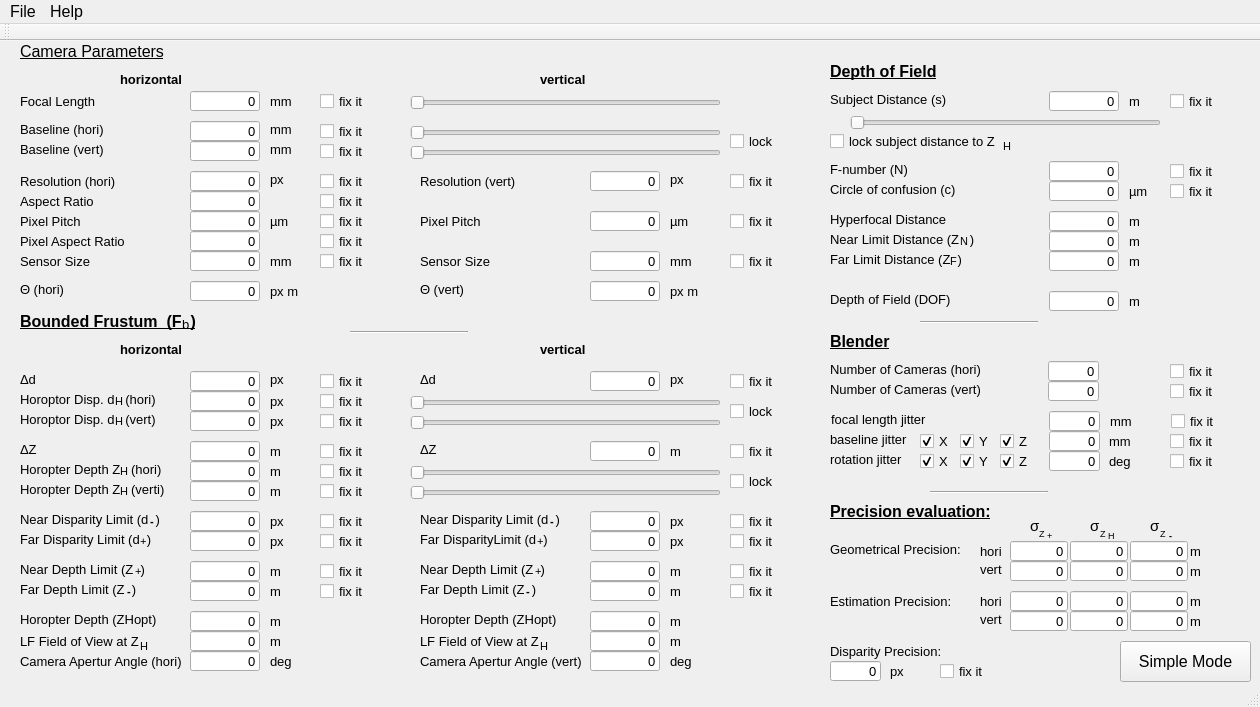
First picture: the form in gui/external/LFCamconfigurator/src/lfcamconfigurator_windows.ui, repository svenwanner/openlf, before the edit.
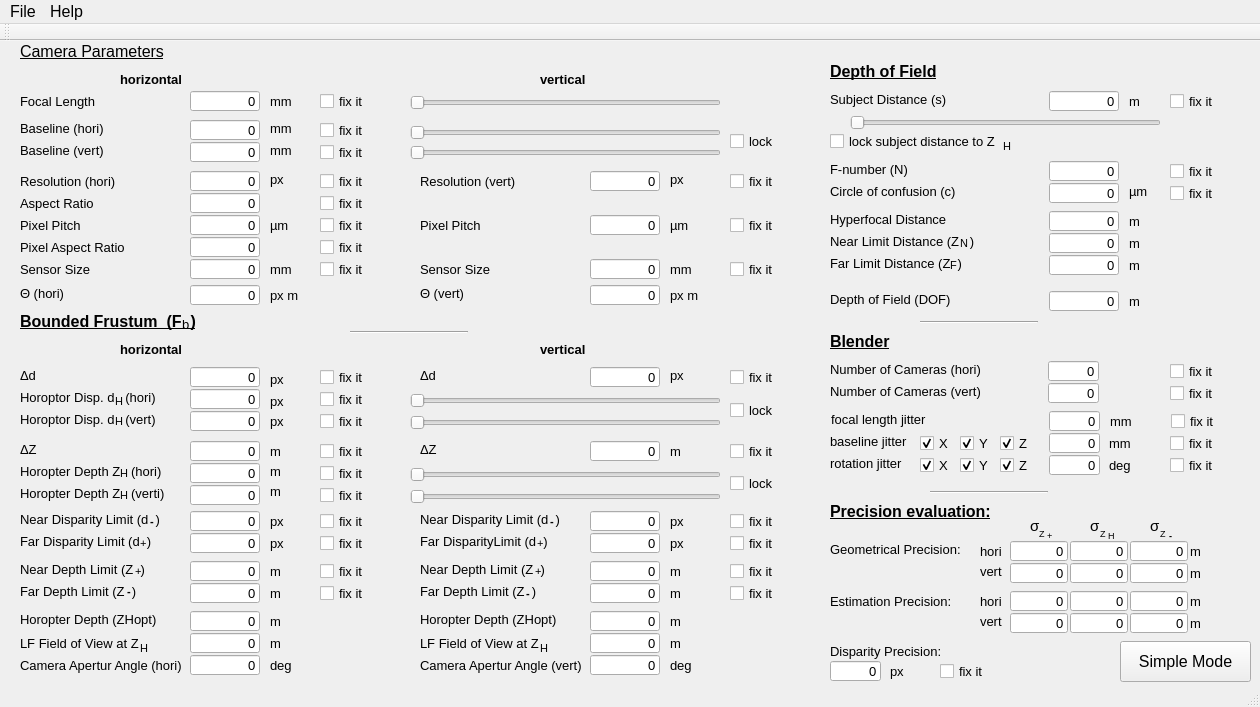
Second picture: the form after the edit.

Commit message: add lfcamconfigurator to toolbox

What changed in the file:
```diff
--- a/gui/external/LFCamconfigurator/src/lfcamconfigurator_windows.ui
+++ b/gui/external/LFCamconfigurator/src/lfcamconfigurator_windows.ui
@@ -88,7 +88,7 @@
     <property name="geometry">
      <rect>
       <x>20</x>
-      <y>150</y>
+      <y>152</y>
       <width>100</width>
       <height>21</height>
      </rect>
@@ -110,7 +110,7 @@
     <property name="geometry">
      <rect>
       <x>190</x>
-      <y>150</y>
+      <y>152</y>
       <width>70</width>
       <height>20</height>
      </rect>
@@ -154,7 +154,7 @@
     <property name="geometry">
      <rect>
       <x>190</x>
-      <y>170</y>
+      <y>174</y>
       <width>70</width>
       <height>20</height>
      </rect>
@@ -179,7 +179,7 @@
     <property name="geometry">
      <rect>
       <x>20</x>
-      <y>170</y>
+      <y>174</y>
       <width>100</width>
       <height>21</height>
      </rect>
@@ -201,7 +201,7 @@
     <property name="geometry">
      <rect>
       <x>270</x>
-      <y>210</y>
+      <y>218</y>
       <width>40</width>
       <height>20</height>
      </rect>
@@ -220,7 +220,7 @@
     <property name="geometry">
      <rect>
       <x>190</x>
-      <y>210</y>
+      <y>218</y>
       <width>70</width>
       <height>20</height>
      </rect>
@@ -245,7 +245,7 @@
     <property name="geometry">
      <rect>
       <x>20</x>
-      <y>210</y>
+      <y>218</y>
       <width>121</width>
       <height>21</height>
      </rect>
@@ -267,7 +267,7 @@
     <property name="geometry">
      <rect>
       <x>190</x>
-      <y>190</y>
+      <y>196</y>
       <width>70</width>
       <height>20</height>
      </rect>
@@ -334,7 +334,7 @@
     <property name="geometry">
      <rect>
       <x>20</x>
-      <y>190</y>
+      <y>196</y>
       <width>131</width>
       <height>21</height>
      </rect>
@@ -379,7 +379,7 @@
     <property name="geometry">
      <rect>
       <x>270</x>
-      <y>170</y>
+      <y>174</y>
       <width>40</width>
       <height>20</height>
      </rect>
@@ -398,7 +398,7 @@
     <property name="geometry">
      <rect>
       <x>20</x>
-      <y>80</y>
+      <y>79</y>
       <width>131</width>
       <height>16</height>
      </rect>
@@ -420,7 +420,7 @@
     <property name="geometry">
      <rect>
       <x>20</x>
-      <y>240</y>
+      <y>244</y>
       <width>141</width>
       <height>16</height>
      </rect>
@@ -442,7 +442,7 @@
     <property name="geometry">
      <rect>
       <x>20</x>
-      <y>540</y>
+      <y>542</y>
       <width>141</width>
       <height>16</height>
      </rect>
@@ -464,7 +464,7 @@
     <property name="geometry">
      <rect>
       <x>20</x>
-      <y>490</y>
+      <y>492</y>
       <width>151</width>
       <height>16</height>
      </rect>
@@ -554,7 +554,7 @@
     <property name="geometry">
      <rect>
       <x>20</x>
-      <y>330</y>
+      <y>326</y>
       <width>131</width>
       <height>16</height>
      </rect>
@@ -576,7 +576,7 @@
     <property name="geometry">
      <rect>
       <x>20</x>
-      <y>350</y>
+      <y>348</y>
       <width>191</width>
       <height>16</height>
      </rect>
@@ -598,7 +598,7 @@
     <property name="geometry">
      <rect>
       <x>20</x>
-      <y>420</y>
+      <y>422</y>
       <width>161</width>
       <height>16</height>
      </rect>
@@ -645,7 +645,7 @@
     <property name="geometry">
      <rect>
       <x>190</x>
-      <y>490</y>
+      <y>492</y>
       <width>70</width>
       <height>20</height>
      </rect>
@@ -670,7 +670,7 @@
     <property name="geometry">
      <rect>
       <x>270</x>
-      <y>240</y>
+      <y>244</y>
       <width>40</width>
       <height>20</height>
      </rect>
@@ -689,7 +689,7 @@
     <property name="geometry">
      <rect>
       <x>190</x>
-      <y>540</y>
+      <y>542</y>
       <width>70</width>
       <height>20</height>
      </rect>
@@ -714,7 +714,7 @@
     <property name="geometry">
      <rect>
       <x>270</x>
-      <y>540</y>
+      <y>542</y>
       <width>40</width>
       <height>20</height>
      </rect>
@@ -733,7 +733,7 @@
     <property name="geometry">
      <rect>
       <x>270</x>
-      <y>80</y>
+      <y>79</y>
       <width>40</width>
       <height>16</height>
      </rect>
@@ -790,7 +790,7 @@
     <property name="geometry">
      <rect>
       <x>190</x>
-      <y>420</y>
+      <y>422</y>
       <width>70</width>
       <height>20</height>
      </rect>
@@ -815,7 +815,7 @@
     <property name="geometry">
      <rect>
       <x>190</x>
-      <y>80</y>
+      <y>79</y>
       <width>70</width>
       <height>20</height>
      </rect>
@@ -846,7 +846,7 @@
     <property name="geometry">
      <rect>
       <x>190</x>
-      <y>240</y>
+      <y>244</y>
       <width>70</width>
       <height>20</height>
      </rect>
@@ -915,7 +915,7 @@
     <property name="geometry">
      <rect>
       <x>270</x>
-      <y>490</y>
+      <y>492</y>
       <width>40</width>
       <height>20</height>
      </rect>
@@ -978,7 +978,7 @@
     <property name="geometry">
      <rect>
       <x>190</x>
-      <y>330</y>
+      <y>326</y>
       <width>70</width>
       <height>20</height>
      </rect>
@@ -1044,7 +1044,7 @@
     <property name="geometry">
      <rect>
       <x>190</x>
-      <y>350</y>
+      <y>348</y>
       <width>70</width>
       <height>20</height>
      </rect>
@@ -1088,7 +1088,7 @@
     <property name="geometry">
      <rect>
       <x>320</x>
-      <y>150</y>
+      <y>152</y>
       <width>79</width>
       <height>21</height>
      </rect>
@@ -1107,7 +1107,7 @@
     <property name="geometry">
      <rect>
       <x>320</x>
-      <y>170</y>
+      <y>174</y>
       <width>79</width>
       <height>21</height>
      </rect>
@@ -1126,7 +1126,7 @@
     <property name="geometry">
      <rect>
       <x>320</x>
-      <y>190</y>
+      <y>196</y>
       <width>79</width>
       <height>21</height>
      </rect>
@@ -1145,7 +1145,7 @@
     <property name="geometry">
      <rect>
       <x>320</x>
-      <y>80</y>
+      <y>79</y>
       <width>79</width>
       <height>21</height>
      </rect>
@@ -1164,7 +1164,7 @@
     <property name="geometry">
      <rect>
       <x>320</x>
-      <y>210</y>
+      <y>218</y>
       <width>79</width>
       <height>21</height>
      </rect>
@@ -1201,7 +1201,7 @@
     <property name="geometry">
      <rect>
       <x>320</x>
-      <y>540</y>
+      <y>542</y>
       <width>79</width>
       <height>21</height>
      </rect>
@@ -1258,7 +1258,7 @@
     <property name="geometry">
      <rect>
       <x>320</x>
-      <y>350</y>
+      <y>348</y>
       <width>79</width>
       <height>21</height>
      </rect>
@@ -1296,7 +1296,7 @@
     <property name="geometry">
      <rect>
       <x>320</x>
-      <y>490</y>
+      <y>492</y>
       <width>79</width>
       <height>21</height>
      </rect>
@@ -1315,7 +1315,7 @@
     <property name="geometry">
      <rect>
       <x>320</x>
-      <y>330</y>
+      <y>326</y>
       <width>79</width>
       <height>21</height>
      </rect>
@@ -1334,7 +1334,7 @@
     <property name="geometry">
      <rect>
       <x>320</x>
-      <y>420</y>
+      <y>422</y>
       <width>79</width>
       <height>21</height>
      </rect>
@@ -1356,7 +1356,7 @@
     <property name="geometry">
      <rect>
       <x>190</x>
-      <y>590</y>
+      <y>592</y>
       <width>70</width>
       <height>20</height>
      </rect>
@@ -1381,7 +1381,7 @@
     <property name="geometry">
      <rect>
       <x>20</x>
-      <y>590</y>
+      <y>592</y>
       <width>151</width>
       <height>21</height>
      </rect>
@@ -1403,7 +1403,7 @@
     <property name="geometry">
      <rect>
       <x>270</x>
-      <y>590</y>
+      <y>592</y>
       <width>40</width>
       <height>20</height>
      </rect>
@@ -1542,7 +1542,7 @@
     <property name="geometry">
      <rect>
       <x>20</x>
-      <y>440</y>
+      <y>444</y>
       <width>161</width>
       <height>16</height>
      </rect>
@@ -1567,7 +1567,7 @@
     <property name="geometry">
      <rect>
       <x>590</x>
-      <y>240</y>
+      <y>244</y>
       <width>70</width>
       <height>20</height>
      </rect>
@@ -1592,7 +1592,7 @@
     <property name="geometry">
      <rect>
       <x>730</x>
-      <y>330</y>
+      <y>326</y>
       <width>79</width>
       <height>21</height>
      </rect>
@@ -1611,7 +1611,7 @@
     <property name="geometry">
      <rect>
       <x>420</x>
-      <y>210</y>
+      <y>218</y>
       <width>121</width>
       <height>21</height>
      </rect>
@@ -1633,7 +1633,7 @@
     <property name="geometry">
      <rect>
       <x>590</x>
-      <y>490</y>
+      <y>492</y>
       <width>70</width>
       <height>20</height>
      </rect>
@@ -1677,7 +1677,7 @@
     <property name="geometry">
      <rect>
       <x>590</x>
-      <y>540</y>
+      <y>542</y>
       <width>70</width>
       <height>20</height>
      </rect>
@@ -1702,7 +1702,7 @@
     <property name="geometry">
      <rect>
       <x>670</x>
-      <y>240</y>
+      <y>244</y>
       <width>40</width>
       <height>20</height>
      </rect>
@@ -1721,7 +1721,7 @@
     <property name="geometry">
      <rect>
       <x>590</x>
-      <y>170</y>
+      <y>174</y>
       <width>70</width>
       <height>20</height>
      </rect>
@@ -1771,7 +1771,7 @@
     <property name="geometry">
      <rect>
       <x>670</x>
-      <y>490</y>
+      <y>492</y>
       <width>40</width>
       <height>20</height>
      </rect>
@@ -1919,7 +1919,7 @@
     <property name="geometry">
      <rect>
       <x>670</x>
-      <y>330</y>
+      <y>326</y>
       <width>40</width>
       <height>16</height>
      </rect>
@@ -1938,7 +1938,7 @@
     <property name="geometry">
      <rect>
       <x>320</x>
-      <y>440</y>
+      <y>444</y>
       <width>79</width>
       <height>21</height>
      </rect>
@@ -1976,7 +1976,7 @@
     <property name="geometry">
      <rect>
       <x>190</x>
-      <y>100</y>
+      <y>101</y>
       <width>70</width>
       <height>20</height>
      </rect>
@@ -2004,7 +2004,7 @@
     <property name="geometry">
      <rect>
       <x>670</x>
-      <y>540</y>
+      <y>542</y>
       <width>40</width>
       <height>20</height>
      </rect>
@@ -2048,7 +2048,7 @@
     <property name="geometry">
      <rect>
       <x>590</x>
-      <y>330</y>
+      <y>326</y>
       <width>70</width>
       <height>20</height>
      </rect>
@@ -2095,7 +2095,7 @@
     <property name="geometry">
      <rect>
       <x>590</x>
-      <y>210</y>
+      <y>218</y>
       <width>70</width>
       <height>20</height>
      </rect>
@@ -2120,7 +2120,7 @@
     <property name="geometry">
      <rect>
       <x>420</x>
-      <y>540</y>
+      <y>542</y>
       <width>141</width>
       <height>16</height>
      </rect>
@@ -2142,7 +2142,7 @@
     <property name="geometry">
      <rect>
       <x>20</x>
-      <y>100</y>
+      <y>101</y>
       <width>131</width>
       <height>16</height>
      </rect>
@@ -2202,7 +2202,7 @@
     <property name="geometry">
      <rect>
       <x>420</x>
-      <y>590</y>
+      <y>592</y>
       <width>151</width>
       <height>21</height>
      </rect>
@@ -2224,7 +2224,7 @@
     <property name="geometry">
      <rect>
       <x>270</x>
-      <y>100</y>
+      <y>101</y>
       <width>40</width>
       <height>16</height>
      </rect>
@@ -2265,7 +2265,7 @@
     <property name="geometry">
      <rect>
       <x>320</x>
-      <y>100</y>
+      <y>101</y>
       <width>79</width>
       <height>21</height>
      </rect>
@@ -2284,7 +2284,7 @@
     <property name="geometry">
      <rect>
       <x>730</x>
-      <y>490</y>
+      <y>492</y>
       <width>79</width>
       <height>21</height>
      </rect>
@@ -2350,7 +2350,7 @@
     <property name="geometry">
      <rect>
       <x>730</x>
-      <y>170</y>
+      <y>174</y>
       <width>79</width>
       <height>21</height>
      </rect>
@@ -2391,7 +2391,7 @@
     <property name="geometry">
      <rect>
       <x>590</x>
-      <y>590</y>
+      <y>592</y>
       <width>70</width>
       <height>20</height>
      </rect>
@@ -2416,7 +2416,7 @@
     <property name="geometry">
      <rect>
       <x>420</x>
-      <y>490</y>
+      <y>492</y>
       <width>161</width>
       <height>16</height>
      </rect>
@@ -2439,7 +2439,7 @@
     <property name="geometry">
      <rect>
       <x>190</x>
-      <y>440</y>
+      <y>444</y>
       <width>70</width>
       <height>20</height>
      </rect>
@@ -2483,7 +2483,7 @@
     <property name="geometry">
      <rect>
       <x>420</x>
-      <y>330</y>
+      <y>326</y>
       <width>131</width>
       <height>16</height>
      </rect>
@@ -2533,7 +2533,7 @@
     <property name="geometry">
      <rect>
       <x>730</x>
-      <y>540</y>
+      <y>542</y>
       <width>79</width>
       <height>21</height>
      </rect>
@@ -2574,7 +2574,7 @@
     <property name="geometry">
      <rect>
       <x>730</x>
-      <y>210</y>
+      <y>218</y>
       <width>79</width>
       <height>21</height>
      </rect>
@@ -2593,7 +2593,7 @@
     <property name="geometry">
      <rect>
       <x>420</x>
-      <y>170</y>
+      <y>174</y>
       <width>100</width>
       <height>21</height>
      </rect>
@@ -2615,7 +2615,7 @@
     <property name="geometry">
      <rect>
       <x>420</x>
-      <y>240</y>
+      <y>244</y>
       <width>141</width>
       <height>16</height>
      </rect>
@@ -2659,7 +2659,7 @@
     <property name="geometry">
      <rect>
       <x>670</x>
-      <y>170</y>
+      <y>174</y>
       <width>40</width>
       <height>20</height>
      </rect>
@@ -2678,7 +2678,7 @@
     <property name="geometry">
      <rect>
       <x>670</x>
-      <y>210</y>
+      <y>218</y>
       <width>40</width>
       <height>20</height>
      </rect>
@@ -2697,7 +2697,7 @@
     <property name="geometry">
      <rect>
       <x>670</x>
-      <y>590</y>
+      <y>592</y>
       <width>40</width>
       <height>20</height>
      </rect>
@@ -2789,7 +2789,7 @@
     <property name="geometry">
      <rect>
       <x>410</x>
-      <y>350</y>
+      <y>348</y>
       <width>311</width>
       <height>23</height>
      </rect>
@@ -2844,7 +2844,7 @@
     <property name="geometry">
      <rect>
       <x>730</x>
-      <y>360</y>
+      <y>359</y>
       <width>79</width>
       <height>21</height>
      </rect>
@@ -3063,7 +3063,7 @@
     <property name="geometry">
      <rect>
       <x>410</x>
-      <y>440</y>
+      <y>444</y>
       <width>311</width>
       <height>23</height>
      </rect>
@@ -3081,7 +3081,7 @@
     <property name="geometry">
      <rect>
       <x>730</x>
-      <y>430</y>
+      <y>432</y>
       <width>79</width>
       <height>21</height>
      </rect>
@@ -3100,7 +3100,7 @@
     <property name="geometry">
      <rect>
       <x>410</x>
-      <y>420</y>
+      <y>422</y>
       <width>311</width>
       <height>23</height>
      </rect>
@@ -3118,7 +3118,7 @@
     <property name="geometry">
      <rect>
       <x>20</x>
-      <y>610</y>
+      <y>614</y>
       <width>171</width>
       <height>21</height>
      </rect>
@@ -3143,7 +3143,7 @@
     <property name="geometry">
      <rect>
       <x>190</x>
-      <y>610</y>
+      <y>614</y>
       <width>70</width>
       <height>20</height>
      </rect>
@@ -3170,7 +3170,7 @@
     <property name="geometry">
      <rect>
       <x>590</x>
-      <y>610</y>
+      <y>614</y>
       <width>70</width>
       <height>20</height>
      </rect>
@@ -3195,7 +3195,7 @@
     <property name="geometry">
      <rect>
       <x>420</x>
-      <y>610</y>
+      <y>614</y>
       <width>171</width>
       <height>21</height>
      </rect>
@@ -3217,7 +3217,7 @@
     <property name="geometry">
      <rect>
       <x>270</x>
-      <y>610</y>
+      <y>614</y>
       <width>40</width>
       <height>20</height>
      </rect>
@@ -3236,7 +3236,7 @@
     <property name="geometry">
      <rect>
       <x>670</x>
-      <y>610</y>
+      <y>614</y>
       <width>40</width>
       <height>20</height>
      </rect>
@@ -3274,7 +3274,7 @@
     <property name="geometry">
      <rect>
       <x>1049</x>
-      <y>210</y>
+      <y>214</y>
       <width>70</width>
       <height>20</height>
      </rect>
@@ -3459,7 +3459,7 @@
     <property name="geometry">
      <rect>
       <x>1049</x>
-      <y>190</y>
+      <y>192</y>
       <width>70</width>
       <height>20</height>
      </rect>
@@ -3484,7 +3484,7 @@
     <property name="geometry">
      <rect>
       <x>1129</x>
-      <y>210</y>
+      <y>214</y>
       <width>40</width>
       <height>20</height>
      </rect>
@@ -3588,7 +3588,7 @@
     <property name="geometry">
      <rect>
       <x>1129</x>
-      <y>190</y>
+      <y>192</y>
       <width>40</width>
       <height>20</height>
      </rect>
@@ -3607,7 +3607,7 @@
     <property name="geometry">
      <rect>
       <x>830</x>
-      <y>210</y>
+      <y>214</y>
       <width>151</width>
       <height>16</height>
      </rect>
@@ -3647,7 +3647,7 @@
     <property name="geometry">
      <rect>
       <x>830</x>
-      <y>190</y>
+      <y>192</y>
       <width>171</width>
       <height>16</height>
      </rect>
@@ -3735,7 +3735,7 @@
     <property name="geometry">
      <rect>
       <x>830</x>
-      <y>340</y>
+      <y>342</y>
       <width>171</width>
       <height>16</height>
      </rect>
@@ -3801,7 +3801,7 @@
     <property name="geometry">
      <rect>
       <x>1048</x>
-      <y>340</y>
+      <y>342</y>
       <width>51</width>
       <height>20</height>
      </rect>
@@ -3873,7 +3873,7 @@
     <property name="geometry">
      <rect>
       <x>1170</x>
-      <y>340</y>
+      <y>342</y>
       <width>79</width>
       <height>21</height>
      </rect>
@@ -3892,7 +3892,7 @@
     <property name="geometry">
      <rect>
       <x>1109</x>
-      <y>390</y>
+      <y>392</y>
       <width>40</width>
       <height>20</height>
      </rect>
@@ -3911,7 +3911,7 @@
     <property name="geometry">
      <rect>
       <x>1049</x>
-      <y>390</y>
+      <y>392</y>
       <width>51</width>
       <height>20</height>
      </rect>
@@ -3936,7 +3936,7 @@
     <property name="geometry">
      <rect>
       <x>830</x>
-      <y>390</y>
+      <y>392</y>
       <width>81</width>
       <height>16</height>
      </rect>
@@ -3958,7 +3958,7 @@
     <property name="geometry">
      <rect>
       <x>1170</x>
-      <y>390</y>
+      <y>392</y>
       <width>79</width>
       <height>21</height>
      </rect>
@@ -4062,7 +4062,7 @@
     <property name="geometry">
      <rect>
       <x>920</x>
-      <y>390</y>
+      <y>392</y>
       <width>41</width>
       <height>21</height>
      </rect>
@@ -4084,7 +4084,7 @@
     <property name="geometry">
      <rect>
       <x>960</x>
-      <y>390</y>
+      <y>392</y>
       <width>41</width>
       <height>21</height>
      </rect>
@@ -4106,7 +4106,7 @@
     <property name="geometry">
      <rect>
       <x>1000</x>
-      <y>390</y>
+      <y>392</y>
       <width>41</width>
       <height>21</height>
      </rect>
@@ -4128,7 +4128,7 @@
     <property name="geometry">
      <rect>
       <x>830</x>
-      <y>410</y>
+      <y>414</y>
       <width>81</width>
       <height>16</height>
      </rect>
@@ -4150,7 +4150,7 @@
     <property name="geometry">
      <rect>
       <x>1049</x>
-      <y>410</y>
+      <y>414</y>
       <width>51</width>
       <height>20</height>
      </rect>
@@ -4175,7 +4175,7 @@
     <property name="geometry">
      <rect>
       <x>1170</x>
-      <y>410</y>
+      <y>414</y>
       <width>79</width>
       <height>21</height>
      </rect>
@@ -4194,7 +4194,7 @@
     <property name="geometry">
      <rect>
       <x>920</x>
-      <y>410</y>
+      <y>414</y>
       <width>41</width>
       <height>21</height>
      </rect>
@@ -4216,7 +4216,7 @@
     <property name="geometry">
      <rect>
       <x>1000</x>
-      <y>410</y>
+      <y>414</y>
       <width>41</width>
       <height>21</height>
      </rect>
@@ -4238,7 +4238,7 @@
     <property name="geometry">
      <rect>
       <x>960</x>
-      <y>410</y>
+      <y>414</y>
       <width>41</width>
       <height>21</height>
      </rect>
@@ -4260,7 +4260,7 @@
     <property name="geometry">
      <rect>
       <x>1109</x>
-      <y>410</y>
+      <y>414</y>
       <width>40</width>
       <height>20</height>
      </rect>
@@ -4279,7 +4279,7 @@
     <property name="geometry">
      <rect>
       <x>1049</x>
-      <y>140</y>
+      <y>142</y>
       <width>70</width>
       <height>20</height>
      </rect>
@@ -4304,7 +4304,7 @@
     <property name="geometry">
      <rect>
       <x>1170</x>
-      <y>140</y>
+      <y>142</y>
       <width>79</width>
       <height>21</height>
      </rect>
@@ -4323,7 +4323,7 @@
     <property name="geometry">
      <rect>
       <x>830</x>
-      <y>140</y>
+      <y>142</y>
       <width>131</width>
       <height>16</height>
      </rect>
@@ -4583,7 +4583,7 @@
     <property name="geometry">
      <rect>
       <x>1070</x>
-      <y>520</y>
+      <y>522</y>
       <width>58</width>
       <height>20</height>
      </rect>
@@ -4608,7 +4608,7 @@
     <property name="geometry">
      <rect>
       <x>1130</x>
-      <y>520</y>
+      <y>522</y>
       <width>58</width>
       <height>20</height>
      </rect>
@@ -4633,7 +4633,7 @@
     <property name="geometry">
      <rect>
       <x>1010</x>
-      <y>520</y>
+      <y>522</y>
       <width>58</width>
       <height>20</height>
      </rect>
@@ -4733,7 +4733,7 @@
     <property name="geometry">
      <rect>
       <x>1070</x>
-      <y>570</y>
+      <y>572</y>
       <width>58</width>
       <height>20</height>
      </rect>
@@ -4758,7 +4758,7 @@
     <property name="geometry">
      <rect>
       <x>1130</x>
-      <y>570</y>
+      <y>572</y>
       <width>58</width>
       <height>20</height>
      </rect>
@@ -4783,7 +4783,7 @@
     <property name="geometry">
      <rect>
       <x>1010</x>
-      <y>570</y>
+      <y>572</y>
       <width>58</width>
       <height>20</height>
      </rect>
@@ -4846,7 +4846,7 @@
     <property name="geometry">
      <rect>
       <x>980</x>
-      <y>570</y>
+      <y>572</y>
       <width>31</width>
       <height>16</height>
      </rect>
@@ -4865,7 +4865,7 @@
     <property name="geometry">
      <rect>
       <x>980</x>
-      <y>520</y>
+      <y>522</y>
       <width>31</width>
       <height>16</height>
      </rect>
@@ -4947,7 +4947,7 @@
     <property name="geometry">
      <rect>
       <x>1190</x>
-      <y>520</y>
+      <y>522</y>
       <width>40</width>
       <height>20</height>
      </rect>
@@ -4985,7 +4985,7 @@
     <property name="geometry">
      <rect>
       <x>1190</x>
-      <y>570</y>
+      <y>572</y>
       <width>40</width>
       <height>20</height>
      </rect>
@@ -5045,7 +5045,7 @@
     <property name="geometry">
      <rect>
       <x>140</x>
-      <y>490</y>
+      <y>492</y>
       <width>31</width>
       <height>21</height>
      </rect>
@@ -5141,7 +5141,7 @@
     <property name="geometry">
      <rect>
       <x>960</x>
-      <y>190</y>
+      <y>192</y>
       <width>31</width>
       <height>21</height>
      </rect>
@@ -5164,7 +5164,7 @@
     <property name="geometry">
      <rect>
       <x>950</x>
-      <y>210</y>
+      <y>214</y>
       <width>31</width>
       <height>21</height>
      </rect>
@@ -5187,7 +5187,7 @@
     <property name="geometry">
      <rect>
       <x>140</x>
-      <y>595</y>
+      <y>597</y>
       <width>31</width>
       <height>21</height>
      </rect>
@@ -5278,7 +5278,7 @@
     <property name="geometry">
      <rect>
       <x>526</x>
-      <y>540</y>
+      <y>542</y>
       <width>31</width>
       <height>21</height>
      </rect>
@@ -5303,7 +5303,7 @@
     <property name="geometry">
      <rect>
       <x>540</x>
-      <y>595</y>
+      <y>597</y>
       <width>31</width>
       <height>21</height>
      </rect>
@@ -5351,7 +5351,7 @@
     <property name="geometry">
      <rect>
       <x>537</x>
-      <y>490</y>
+      <y>492</y>
       <width>31</width>
       <height>21</height>
      </rect>
@@ -5424,7 +5424,7 @@
     <property name="geometry">
      <rect>
       <x>120</x>
-      <y>420</y>
+      <y>422</y>
       <width>31</width>
       <height>21</height>
      </rect>
@@ -5449,7 +5449,7 @@
     <property name="geometry">
      <rect>
       <x>120</x>
-      <y>440</y>
+      <y>444</y>
       <width>31</width>
       <height>21</height>
      </rect>
```
Left out of the diff: 2 changed lines with no effect on the pictures. The commit also changes 3 other files.
